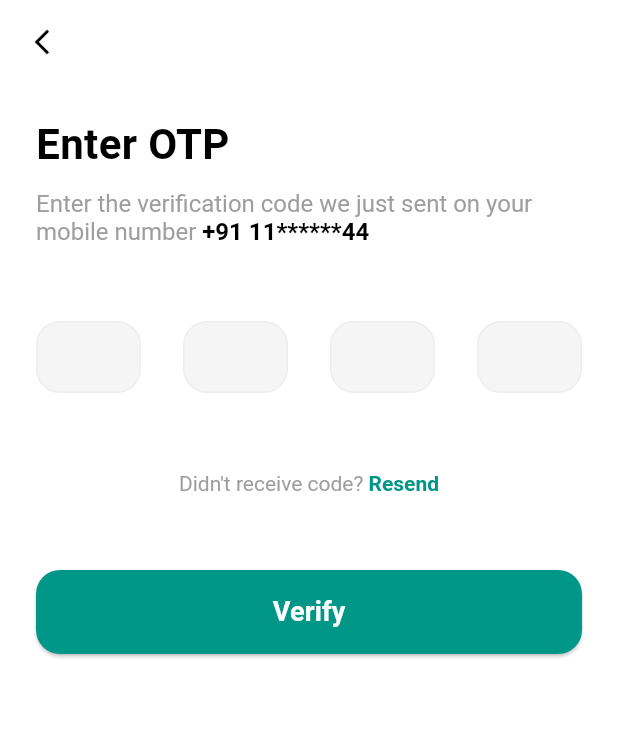
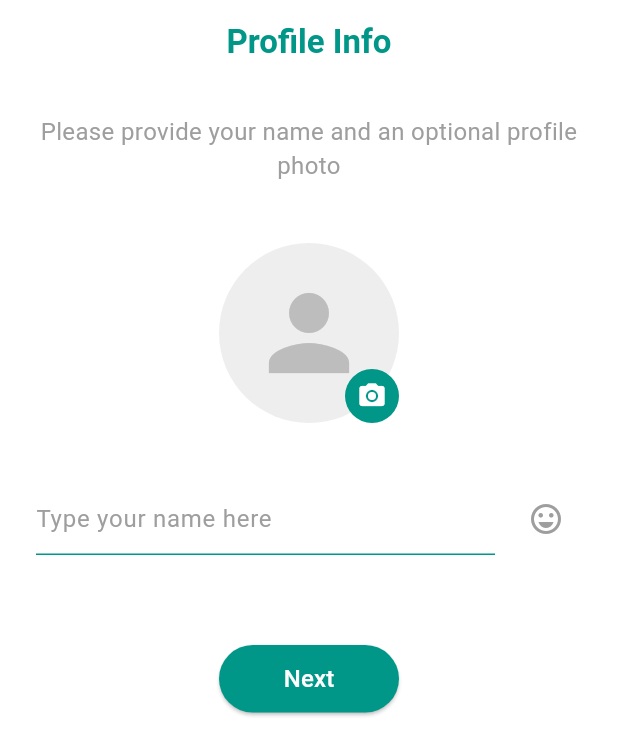
Before and after one commit to Sandeep-singh-99/socialy, a Flutter app: the OtpScreen screen opened by its route, after a tap on "Verify", on a phone screen of 412 x 824 dp. Shown: the top 755 px of the screen. Run offline on Flutter 3.47's test engine with Material 3 defaults, Android fonts, the phone set to English and light mode, and no system bars; our stand-ins replace go_router.

Commit message:
feat: Add initial application pages, routing, and user search feature.

```diff
--- a/lib/page/otp_screen.dart
+++ b/lib/page/otp_screen.dart
@@ -159,6 +159,7 @@ class _OtpScreenState extends State<OtpScreen> {
                 child: ElevatedButton(
                   onPressed: () {
                     // Verify action
+                    context.go('/user_details');
                   },
                   style: ElevatedButton.styleFrom(
                     backgroundColor: Colors.teal,
--- /dev/null
+++ b/lib/page/user_details_upload.dart
@@ -0,0 +1,138 @@
+import 'package:flutter/material.dart';
+import 'package:go_router/go_router.dart';
+
+class UserDetailsUpload extends StatefulWidget {
+  const UserDetailsUpload({super.key});
+
+  @override
+  State<UserDetailsUpload> createState() => _UserDetailsUploadState();
+}
+
+class _UserDetailsUploadState extends State<UserDetailsUpload> {
+  final TextEditingController _nameController = TextEditingController();
+
+  @override
+  void dispose() {
+    _nameController.dispose();
+    super.dispose();
+  }
+
+  @override
+  Widget build(BuildContext context) {
+    return Scaffold(
+      backgroundColor: Colors.white,
+      appBar: AppBar(
+        title: const Text(
+          'Profile Info',
+          style: TextStyle(color: Colors.teal, fontWeight: FontWeight.bold),
+        ),
+        centerTitle: true,
+        backgroundColor: Colors.white,
+        elevation: 0,
+      ),
+      body: SafeArea(
+        child: SingleChildScrollView(
+          padding: const EdgeInsets.symmetric(horizontal: 24.0),
+          child: Column(
+            children: [
+              const SizedBox(height: 20),
+              const Text(
+                'Please provide your name and an optional profile photo',
+                textAlign: TextAlign.center,
+                style: TextStyle(color: Colors.grey, fontSize: 16),
+              ),
+              const SizedBox(height: 40),
+              GestureDetector(
+                onTap: () {
+                  // Handle image picker
+                },
+                child: Stack(
+                  children: [
+                    CircleAvatar(
+                      radius: 60,
+                      backgroundColor: Colors.grey[200],
+                      child: Icon(
+                        Icons.person,
+                        size: 80,
+                        color: Colors.grey[400],
+                      ),
+                    ),
+                    Positioned(
+                      bottom: 0,
+                      right: 0,
+                      child: Container(
+                        padding: const EdgeInsets.all(8),
+                        decoration: const BoxDecoration(
+                          color: Colors.teal,
+                          shape: BoxShape.circle,
+                        ),
+                        child: const Icon(
+                          Icons.camera_alt,
+                          color: Colors.white,
+                          size: 20,
+                        ),
+                      ),
+                    ),
+                  ],
+                ),
+              ),
+              const SizedBox(height: 40),
+              Row(
+                children: [
+                  Expanded(
+                    child: TextField(
+                      controller: _nameController,
+                      decoration: const InputDecoration(
+                        hintText: 'Type your name here',
+                        hintStyle: TextStyle(color: Colors.grey),
+                        focusedBorder: UnderlineInputBorder(
+                          borderSide: BorderSide(color: Colors.teal, width: 2),
+                        ),
+                        enabledBorder: UnderlineInputBorder(
+                          borderSide: BorderSide(color: Colors.teal),
+                        ),
+                      ),
+                    ),
+                  ),
+                  const SizedBox(width: 10),
+                  IconButton(
+                    icon: const Icon(
+                      Icons.emoji_emotions_outlined,
+                      color: Colors.grey,
+                    ),
+                    onPressed: () {
+                      // Handle emoji picker
+                    },
+                  ),
+                ],
+              ),
+              const SizedBox(height: 60),
+              SizedBox(
+                width:
+                    120, // Smaller button width as per common design for "Next" steps
+                height: 45,
+                child: ElevatedButton(
+                  onPressed: () {
+                    if (_nameController.text.isNotEmpty) {
+                      // Proceed to next screen
+                    }
+                    context.go('/home');
+                  },
+                  style: ElevatedButton.styleFrom(
+                    backgroundColor: Colors.teal,
+                    foregroundColor: Colors.white,
+                    shape: RoundedRectangleBorder(
+                      borderRadius: BorderRadius.circular(25),
+                    ),
+                    elevation: 1,
+                  ),
+                  child: const Text('Next', style: TextStyle(fontSize: 16)),
+                ),
+              ),
+            ],
+          ),
+        ),
+      ),
+    );
+  }
+}
--- a/lib/route/app_router.dart
+++ b/lib/route/app_router.dart
@@ -1,7 +1,9 @@
 import 'package:go_router/go_router.dart';
+import 'package:socialy/page/home_screen.dart';
 import 'package:socialy/page/login.dart';
 import 'package:socialy/page/otp_screen.dart';
 import 'package:socialy/page/splash_screen.dart';
+import 'package:socialy/page/user_details_upload.dart';
 import 'package:socialy/page/welcome_screen.dart';
 
 final GoRouter router = GoRouter(
@@ -10,6 +12,8 @@ final GoRouter router = GoRouter(
     GoRoute(path: '/', builder: (context, state) => const SplashScreen()),
     GoRoute(path: '/welcome', builder: (context, state) => const WelcomeScreen()),
     GoRoute(path: '/otp', builder: (context, state) => const OtpScreen()),
+    GoRoute(path: '/user_details', builder: (context, state) => const UserDetailsUpload()),
     GoRoute(path: '/login', builder: (context, state) => const Login()),
+    GoRoute(path: '/home', builder: (context, state) => const HomeScreen()),
   ],
 );
```
Also changed, not shown: lib/page/home_screen.dart (added, +66 -0 lines), lib/widgets/search_user.dart (added, +292 -0 lines).
